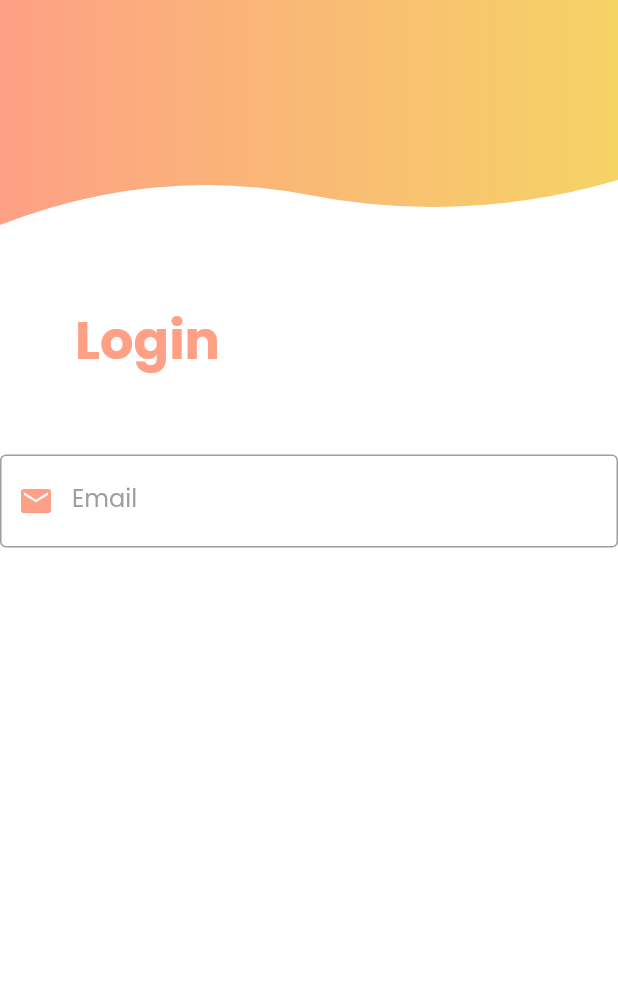
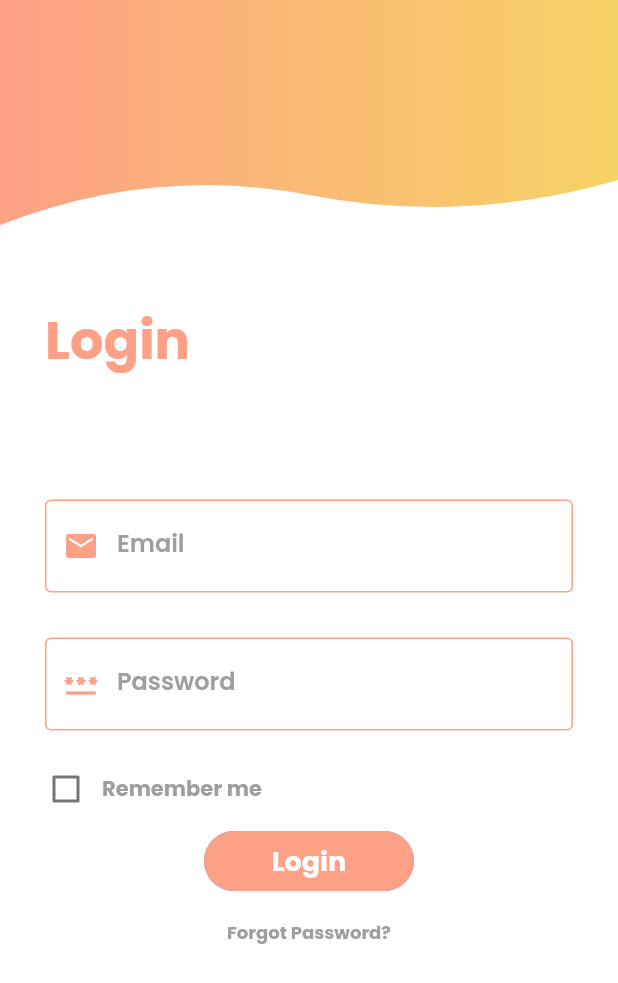
Before and after one commit to OnkarSagare27/login-screen, a Flutter app: the screen it shows after launch, on a phone screen of 412 x 824 dp. Shown: the top 983 px of the screen. Run offline on Flutter 3.47's test engine with Material 2 defaults, Android fonts, the phone set to English and light mode, and no system bars; our stand-ins replace google_fonts.

Commit message:
Login Button

```diff
--- a/lib/screens/login_screen.dart
+++ b/lib/screens/login_screen.dart
@@ -11,6 +11,7 @@ class LoginScreen extends StatefulWidget {
 
 class _LoginScreenState extends State<LoginScreen> {
   final _controller = TextEditingController();
+  bool? isBoxChecked = false;
   @override
   Widget build(BuildContext context) {
     return Scaffold(
@@ -22,7 +23,7 @@ class _LoginScreenState extends State<LoginScreen> {
           children: [
             CustomClipPathContainer(),
             const Padding(
-              padding: EdgeInsets.all(50),
+              padding: EdgeInsets.fromLTRB(30, 50, 30, 50),
               child: Text(
                 'Login',
                 style: TextStyle(
@@ -31,7 +32,86 @@ class _LoginScreenState extends State<LoginScreen> {
                     fontWeight: FontWeight.bold),
               ),
             ),
-            MyTextField(fieldName: 'Email', myController: _controller)
+            Padding(
+              padding: const EdgeInsets.fromLTRB(30, 30, 30, 15),
+              child: CustomTextField(
+                  fieldName: 'Email', myController: _controller),
+            ),
+            Padding(
+              padding: const EdgeInsets.fromLTRB(30, 15, 30, 15),
+              child: CustomTextField(
+                  myIcon: Icons.password_rounded,
+                  fieldName: 'Password',
+                  myController: _controller),
+            ),
+            Padding(
+              padding: const EdgeInsets.only(left: 20),
+              child: Row(
+                children: [
+                  Checkbox(
+                    activeColor: Color(0xfffda085),
+                    value: isBoxChecked,
+                    onChanged: (value) {
+                      setState(
+                        () {
+                          isBoxChecked = value;
+                        },
+                      );
+                    },
+                  ),
+                  const Text(
+                    'Remember me',
+                    style: TextStyle(
+                        fontSize: 14,
+                        color: Colors.grey,
+                        fontWeight: FontWeight.bold),
+                  ),
+                ],
+              ),
+            ),
+            Center(
+              child: ElevatedButton(
+                onPressed: () {
+                  debugPrint('Login Pressed');
+                },
+                style: ElevatedButton.styleFrom(
+                    padding: EdgeInsets.zero,
+                    shape: RoundedRectangleBorder(
+                        borderRadius: BorderRadius.circular(50))),
+                child: Ink(
+                  decoration: BoxDecoration(
+                      gradient: const LinearGradient(
+                        colors: [
+                          Color(0xfffda085),
+                          Color(0xfffda085),
+                        ],
+                      ),
+                      borderRadius: BorderRadius.circular(50)),
+                  child: Container(
+                    height: 40,
+                    width: 140,
+                    alignment: Alignment.center,
+                    child: const Text(
+                      'Login',
+                      style:
+                          TextStyle(fontSize: 18, fontWeight: FontWeight.bold),
+                    ),
+                  ),
+                ),
+              ),
+            ),
+            const Padding(
+              padding: const EdgeInsets.fromLTRB(30, 15, 30, 15),
+              child: Center(
+                child: Text(
+                  'Forgot Password?',
+                  style: TextStyle(
+                      fontSize: 12,
+                      color: Colors.grey,
+                      fontWeight: FontWeight.bold),
+                ),
+              ),
+            ),
           ],
         ),
       ),
--- a/lib/widgets/text_field.dart
+++ b/lib/widgets/text_field.dart
@@ -1,7 +1,7 @@
 import 'package:flutter/material.dart';
 
-class MyTextField extends StatelessWidget {
-  const MyTextField({
+class CustomTextField extends StatelessWidget {
+  const CustomTextField({
     super.key,
     required this.fieldName,
     required this.myController,
@@ -15,16 +15,22 @@ class MyTextField extends StatelessWidget {
   @override
   Widget build(BuildContext context) {
     return TextFormField(
+      cursorColor: Color(0xfffda085),
       controller: myController,
       decoration: InputDecoration(
           labelText: fieldName,
           prefixIcon: Icon(myIcon, color: prefixIconColor),
+          enabledBorder: const OutlineInputBorder(
+              borderSide: BorderSide(color: Color(0xfffda085))),
+          disabledBorder: const OutlineInputBorder(
+              borderSide: BorderSide(color: Color(0xfffda085))),
           border: const OutlineInputBorder(
-              borderSide: BorderSide(color: Colors.grey)),
+              borderSide: BorderSide(color: Color(0xfffda085))),
           focusedBorder: const OutlineInputBorder(
             borderSide: BorderSide(color: Color(0xfffda085)),
           ),
-          labelStyle: const TextStyle(color: Colors.grey)),
+          labelStyle:
+              const TextStyle(color: Colors.grey, fontWeight: FontWeight.w600)),
     );
   }
 }
```
